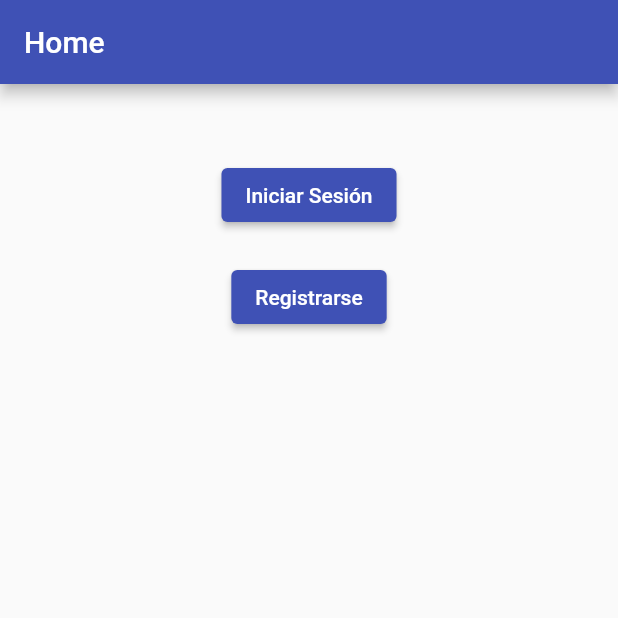
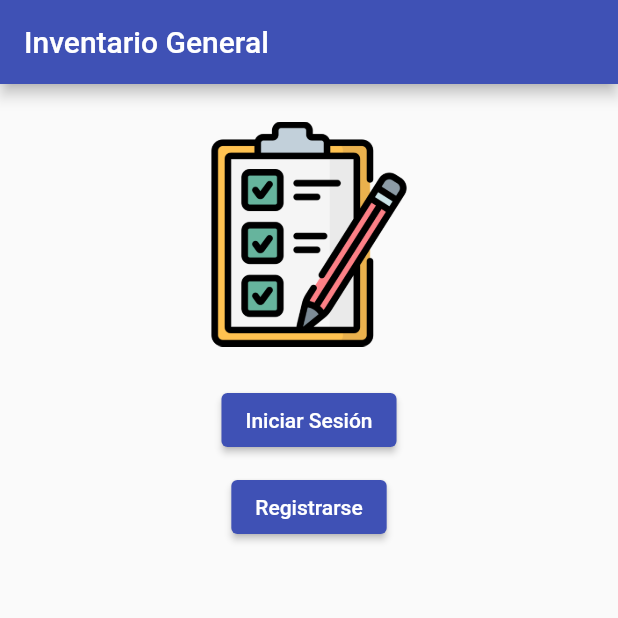
Before and after one commit to Glitch-art/inventario_general, a Flutter app: the screen it shows after launch, on a phone screen of 412 x 824 dp, the top half of it. Run offline on Flutter 3.47's test engine with Material 2 defaults, Android fonts, the phone set to English and light mode, and no system bars; our stand-ins replace cloud_firestore, date_field, firebase_core; accounts and stored records are empty.

Commit message:
LogIn Funcional

```diff
--- a/lib/HomePage.dart
+++ b/lib/HomePage.dart
@@ -24,9 +24,21 @@ class _HomePageState extends State<HomePage> {
       body: SingleChildScrollView(
         child: Column(
           children: [
+            // Imagen
+            Padding(
+              padding: const EdgeInsets.only(top: 25),
+              child: Center(
+                child: SizedBox(
+                  width: 150,
+                  height: 150,
+                  child: Image.asset('images/checklist.png'),
+                  // Attribution: "https://www.flaticon.com/free-icons/checklist" Checklist icons created by Freepik - Flaticon
+                ),
+              ),
+            ),
             // Button 'LogIn'
             Padding(
-              padding: const EdgeInsets.only(top: 50, left: 20, right: 20),
+              padding: const EdgeInsets.only(top: 25),
               child: Center(
                 child: ElevatedButton(
                   onPressed: () {
@@ -34,13 +46,15 @@ class _HomePageState extends State<HomePage> {
                     Navigator.push(context,
                         MaterialPageRoute(builder: (_) => const LogIn()));
                   },
+                  style: TextButton.styleFrom(
+                  ),
                   child: const Text('Iniciar Sesión'),
                 ),
               ),
             ),
             // Button 'SignIn'
             Padding(
-              padding: const EdgeInsets.only(top: 20, left: 20, right: 20),
+              padding: const EdgeInsets.only(top: 10),
               child: Center(
                 child: ElevatedButton(
                   onPressed: () {
--- a/lib/SignIn.dart
+++ b/lib/SignIn.dart
@@ -36,7 +36,7 @@ class SignInApp extends State<SignIn> with SingleTickerProviderStateMixin {
     backgroundColor: Colors.red,
   );
 
-  buttonSignIn() async {
+  void buttonSignIn() async {
     Timestamp userBirth = Timestamp.fromDate(selectedData); //To TimeStamp
 
     try {
@@ -139,6 +139,7 @@ class SignInApp extends State<SignIn> with SingleTickerProviderStateMixin {
                         borderRadius: BorderRadius.circular(10)),
                     labelText: 'Contraseña',
                     hintText: 'Digite su Contraseña'),
+                obscureText: true,
               ),
             ),
             // TextField 'Fecha de Nacimiento'
--- a/lib/main.dart
+++ b/lib/main.dart
@@ -31,7 +31,7 @@ class MyApp extends StatelessWidget {
         Locale('en', ''), // English, no country code
         Locale('es', ''), // Spanish, no country code
       ],
-      home: const HomePage(title: 'Home'),
+      home: const HomePage(title: 'Inventario General'),
     );
   }
 }
```
Also changed, not shown: lib/InfoUser.dart (added, +66 -0 lines), lib/LogIn.dart (+80 -9 lines), images/checklist.png (added).
